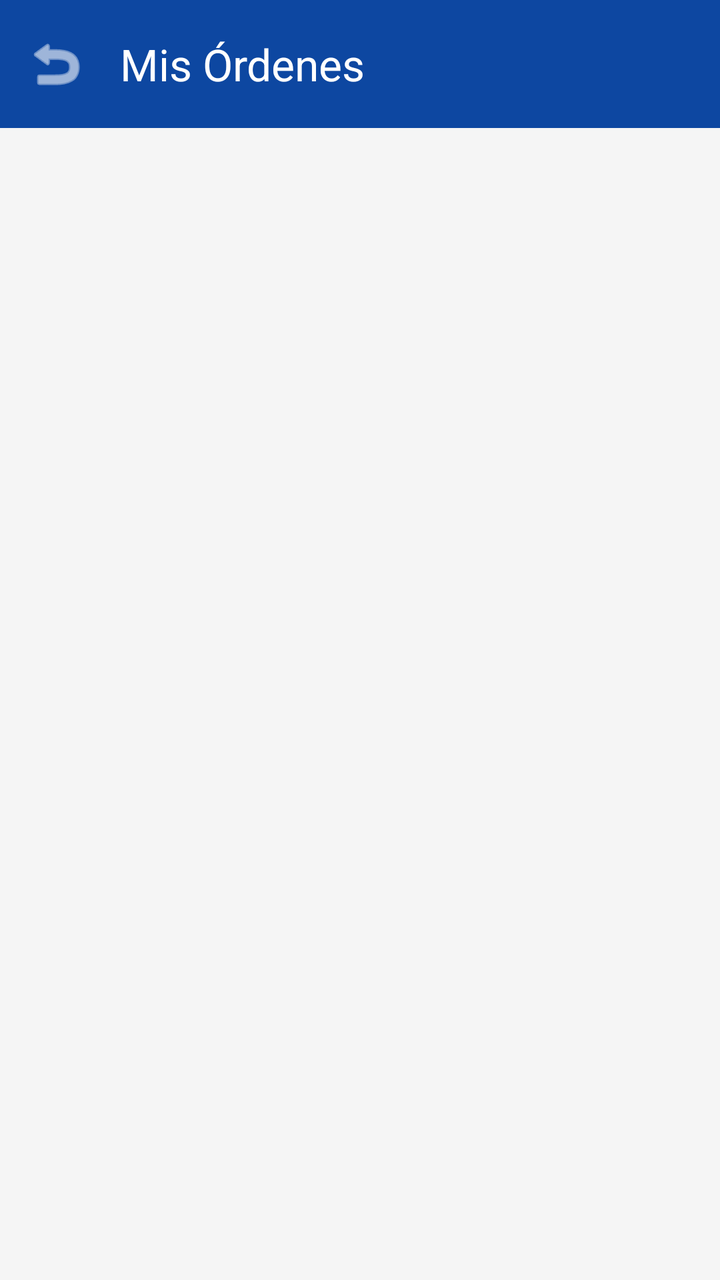
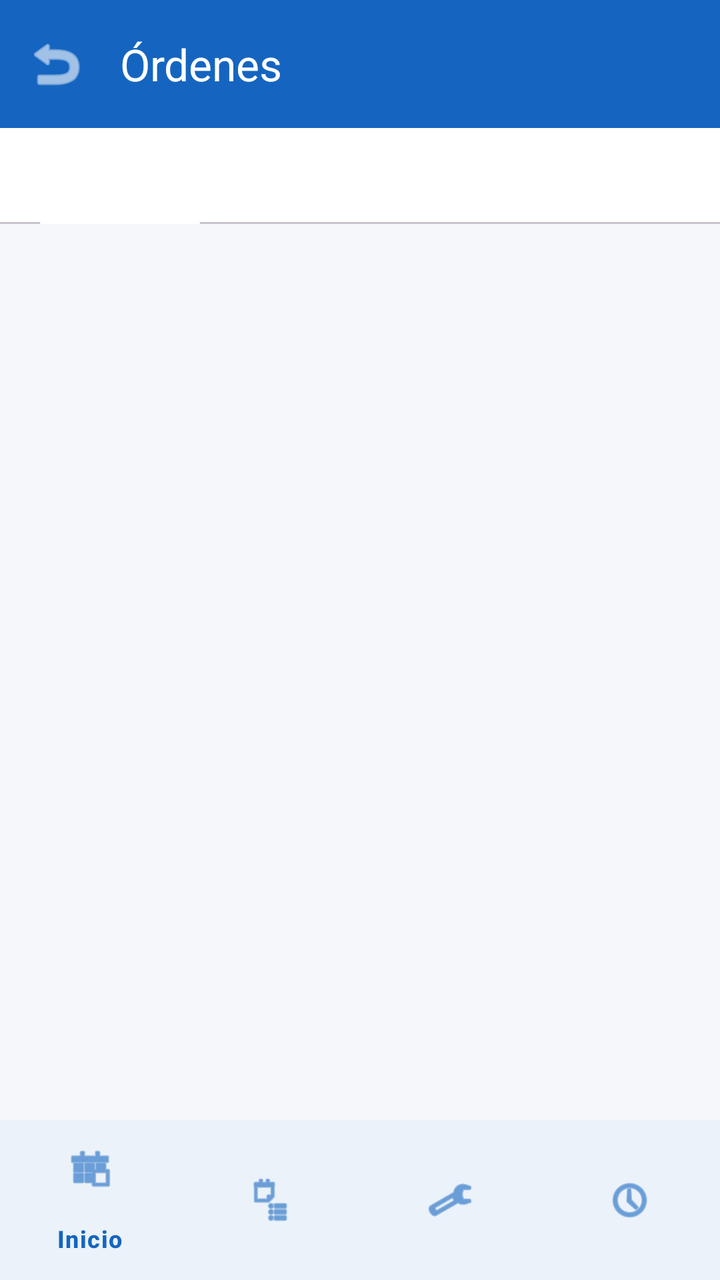

Two renders of the same Android screen: before a commit and after it. Below are the layout's source before the change and the commit's diff.
<!-- AndroidManifest.xml: application theme Theme.ClimaTrack -->
<!-- res/layout/activity_orders.xml -->
<?xml version="1.0" encoding="utf-8"?>
<androidx.constraintlayout.widget.ConstraintLayout xmlns:android="http://schemas.android.com/apk/res/android"
    xmlns:app="http://schemas.android.com/apk/res-auto"
    xmlns:tools="http://schemas.android.com/tools"
    android:layout_width="match_parent"
    android:layout_height="match_parent"
    android:background="@color/background">

    <com.google.android.material.appbar.AppBarLayout
        android:id="@+id/appBar"
        android:layout_width="match_parent"
        android:layout_height="wrap_content"
        app:layout_constraintTop_toTopOf="parent">

        <com.google.android.material.appbar.MaterialToolbar
            android:id="@+id/toolbar"
            android:layout_width="match_parent"
            android:layout_height="?attr/actionBarSize"
            android:background="@color/primary"
            app:title="Mis Órdenes"
            app:titleTextColor="@color/white"
            app:navigationIcon="@android:drawable/ic_menu_revert"
            app:navigationIconTint="@color/white" />
    </com.google.android.material.appbar.AppBarLayout>

    <androidx.recyclerview.widget.RecyclerView
        android:id="@+id/rvOrders"
        android:layout_width="match_parent"
        android:layout_height="0dp"
        android:paddingTop="8dp"
        android:clipToPadding="false"
        app:layout_constraintBottom_toBottomOf="parent"
        app:layout_constraintTop_toBottomOf="@id/appBar"
        tools:listitem="@layout/item_order" />

    <TextView
        android:id="@+id/tvEmpty"
        android:layout_width="wrap_content"
        android:layout_height="wrap_content"
        android:text="No hay órdenes asignadas"
        android:visibility="gone"
        app:layout_constraintBottom_toBottomOf="parent"
        app:layout_constraintEnd_toEndOf="parent"
        app:layout_constraintStart_toStartOf="parent"
        app:layout_constraintTop_toBottomOf="@id/appBar" />

</androidx.constraintlayout.widget.ConstraintLayout>
<!-- res/layout/item_order.xml (included above) -->
<?xml version="1.0" encoding="utf-8"?>
<com.google.android.material.card.MaterialCardView xmlns:android="http://schemas.android.com/apk/res/android"
    xmlns:app="http://schemas.android.com/apk/res-auto"
    android:layout_width="match_parent"
    android:layout_height="wrap_content"
    android:layout_marginHorizontal="16dp"
    android:layout_marginVertical="8dp"
    app:cardCornerRadius="12dp"
    app:cardElevation="2dp">

    <LinearLayout
        android:layout_width="match_parent"
        android:layout_height="wrap_content"
        android:orientation="vertical"
        android:padding="16dp">

        <LinearLayout
            android:layout_width="match_parent"
            android:layout_height="wrap_content"
            android:gravity="center_vertical"
            android:orientation="horizontal">

            <TextView
                android:id="@+id/tvOrderNum"
                android:layout_width="0dp"
                android:layout_height="wrap_content"
                android:layout_weight="1"
                android:text="OT-00001"
                android:textColor="@color/primary"
                android:textSize="18sp"
                android:textStyle="bold" />

            <TextView
                android:id="@+id/tvStatus"
                android:layout_width="wrap_content"
                android:layout_height="wrap_content"
                android:background="@drawable/bg_status_pending"
                android:paddingHorizontal="8dp"
                android:paddingVertical="4dp"
                android:text="PENDIENTE"
                android:textColor="@color/white"
                android:textSize="12sp"
                android:textStyle="bold" />
        </LinearLayout>

        <TextView
            android:id="@+id/tvClientName"
            android:layout_width="match_parent"
            android:layout_height="wrap_content"
            android:layout_marginTop="8dp"
            android:text="Cliente: Hotel del Mar"
            android:textColor="@color/black"
            android:textSize="16sp" />

        <TextView
            android:id="@+id/tvEquipmentInfo"
            android:layout_width="match_parent"
            android:layout_height="wrap_content"
            android:text="Equipo: Aire Central York"
            android:textColor="@color/secondary"
            android:textSize="14sp" />

        <LinearLayout
            android:layout_width="match_parent"
            android:layout_height="wrap_content"
            android:layout_marginTop="12dp"
            android:gravity="center_vertical"
            android:orientation="horizontal">

            <ImageView
                android:layout_width="16dp"
                android:layout_height="16dp"
                android:src="@android:drawable/ic_menu_my_calendar"
                app:tint="@color/secondary" />

            <TextView
                android:id="@+id/tvDate"
                android:layout_width="0dp"
                android:layout_height="wrap_content"
                android:layout_marginStart="4dp"
                android:layout_weight="1"
                android:text="2026-08-19"
                android:textColor="@color/secondary"
                android:textSize="13sp" />

            <TextView
                android:id="@+id/tvServiceType"
                android:layout_width="wrap_content"
                android:layout_height="wrap_content"
                android:text="PREVENTIVO"
                android:textColor="@color/primary"
                android:textSize="13sp"
                android:textStyle="italic" />
        </LinearLayout>

    </LinearLayout>

</com.google.android.material.card.MaterialCardView>
<!-- resources referenced by this layout -->
<resources>
  <color name="background">#F5F5F5</color>
  <color name="black">#FF000000</color>
  <color name="primary">#0D47A1</color>
  <color name="secondary">#455A64</color>
  <color name="white">#FFFFFFFF</color>
  <!-- drawable bg_status_pending (drawable) -->
  <?xml version="1.0" encoding="utf-8"?>
  <shape xmlns:android="http://schemas.android.com/apk/res/android">
      <solid android:color="@color/status_pending" />
      <corners android:radius="4dp" />
  </shape>
  <style name="Theme.ClimaTrack" parent="Base.Theme.ClimaTrack" />
  <color name="status_pending">#FFB300</color>
  <style name="Base.Theme.ClimaTrack" parent="Theme.Material3.DayNight.NoActionBar">
          
          
      </style>
</resources>

<!-- the commit's change to res/layout/activity_orders.xml (unified diff, before → after) -->
@@ -1,146 +1,103 @@
 <?xml version="1.0" encoding="utf-8"?>
-<androidx.constraintlayout.widget.ConstraintLayout xmlns:android="http://schemas.android.com/apk/res/android"
+<androidx.coordinatorlayout.widget.CoordinatorLayout xmlns:android="http://schemas.android.com/apk/res/android"
     xmlns:app="http://schemas.android.com/apk/res-auto"
-    xmlns:tools="http://schemas.android.com/tools"
     android:layout_width="match_parent"
     android:layout_height="match_parent"
-    android:background="@color/background">
+    android:background="@color/md_theme_light_background">
 
     <com.google.android.material.appbar.AppBarLayout
-        android:id="@+id/appBar"
         android:layout_width="match_parent"
         android:layout_height="wrap_content"
-        app:layout_constraintTop_toTopOf="parent">
+        android:background="@color/md_theme_light_primary">
 
         <com.google.android.material.appbar.MaterialToolbar
             android:id="@+id/toolbar"
             android:layout_width="match_parent"
             android:layout_height="?attr/actionBarSize"
-            android:background="@color/primary"
-            app:title="Mis Órdenes"
+            app:title="Órdenes"
             app:titleTextColor="@color/white"
             app:navigationIcon="@android:drawable/ic_menu_revert"
             app:navigationIconTint="@color/white" />
+
+        <com.google.android.material.tabs.TabLayout
+            android:id="@+id/tabs"
+            android:layout_width="match_parent"
+            android:layout_height="wrap_content"
+            app:tabIndicatorColor="@color/white"
+            app:tabSelectedTextColor="@color/white"
+            app:tabTextColor="#B3FFFFFF"
+            app:tabMode="fixed"
+            app:tabGravity="fill">
+
+            <com.google.android.material.tabs.TabItem
+                android:layout_width="wrap_content"
+                android:layout_height="wrap_content"
+                android:text="PENDIENTES" />
+
+            <com.google.android.material.tabs.TabItem
+                android:layout_width="wrap_content"
+                android:layout_height="wrap_content"
+                android:text="PROCESO" />
+
+            <com.google.android.material.tabs.TabItem
+                android:layout_width="wrap_content"
+                android:layout_height="wrap_content"
+                android:text="FINALIZADAS" />
+
+        </com.google.android.material.tabs.TabLayout>
+
     </com.google.android.material.appbar.AppBarLayout>
 
-    <androidx.recyclerview.widget.RecyclerView
-        android:id="@+id/rvOrders"
+    <androidx.constraintlayout.widget.ConstraintLayout
         android:layout_width="match_parent"
-        android:layout_height="0dp"
-        android:paddingTop="8dp"
-        android:clipToPadding="false"
-        app:layout_constraintBottom_toBottomOf="parent"
-        app:layout_constraintTop_toBottomOf="@id/appBar"
-        tools:listitem="@layout/item_order" />
+        android:layout_height="match_parent"
+        app:layout_behavior="@string/appbar_scrolling_view_behavior">
 
-    <TextView
-        android:id="@+id/tvEmpty"
-        android:layout_width="wrap_content"
-        android:layout_height="wrap_content"
-        android:text="No hay órdenes asignadas"
-        android:visibility="gone"
-        app:layout_constraintBottom_toBottomOf="parent"
-        app:layout_constraintEnd_toEndOf="parent"
-        app:layout_constraintStart_toStartOf="parent"
-        app:layout_constraintTop_toBottomOf="@id/appBar" />
+        <androidx.recyclerview.widget.RecyclerView
+            android:id="@+id/rvOrders"
+            android:layout_width="match_parent"
+            android:layout_height="match_parent"
+            android:clipToPadding="false"
+            android:paddingBottom="80dp" />
 
-</androidx.constraintlayout.widget.ConstraintLayout>
-<!-- res/layout/item_order.xml (included above) -->
-<?xml version="1.0" encoding="utf-8"?>
-<com.google.android.material.card.MaterialCardView xmlns:android="http://schemas.android.com/apk/res/android"
-    xmlns:app="http://schemas.android.com/apk/res-auto"
-    android:layout_width="match_parent"
-    android:layout_height="wrap_content"
-    android:layout_marginHorizontal="16dp"
-    android:layout_marginVertical="8dp"
-    app:cardCornerRadius="12dp"
-    app:cardElevation="2dp">
+        <LinearLayout
+            android:id="@+id/llEmpty"
+            android:layout_width="wrap_content"
+            android:layout_height="wrap_content"
+            android:gravity="center"
+            android:orientation="vertical"
+            android:visibility="gone"
+            app:layout_constraintBottom_toBottomOf="parent"
+            app:layout_constraintEnd_toEndOf="parent"
+            app:layout_constraintStart_toStartOf="parent"
+            app:layout_constraintTop_toTopOf="parent">
 
-    <LinearLayout
+            <ImageView
+                android:layout_width="80dp"
+                android:layout_height="80dp"
+                android:src="@android:drawable/ic_menu_info_details"
+                app:tint="@color/text_secondary" />
+
+            <TextView
+                android:id="@+id/tvEmpty"
+                android:layout_width="wrap_content"
+                android:layout_height="wrap_content"
+                android:layout_marginTop="16dp"
+                android:text="@string/empty_orders"
+                android:textColor="@color/text_secondary"
+                android:textSize="16sp" />
+        </LinearLayout>
+
+    </androidx.constraintlayout.widget.ConstraintLayout>
+
+    <com.google.android.material.bottomnavigation.BottomNavigationView
+        android:id="@+id/bottomNavigation"
         android:layout_width="match_parent"
         android:layout_height="wrap_content"
-        android:orientation="vertical"
-        android:padding="16dp">
+        android:layout_gravity="bottom"
+        app:menu="@menu/bottom_nav_menu"
+        app:backgroundTint="@color/white"
+        app:itemIconTint="@color/md_theme_light_primary"
+        app:itemTextColor="@color/md_theme_light_primary" />
 
-        <LinearLayout
-            android:layout_width="match_parent"
-            android:layout_height="wrap_content"
-            android:gravity="center_vertical"
-            android:orientation="horizontal">
-
-            <TextView
-                android:id="@+id/tvOrderNum"
-                android:layout_width="0dp"
-                android:layout_height="wrap_content"
-                android:layout_weight="1"
-                android:text="OT-00001"
-                android:textColor="@color/primary"
-                android:textSize="18sp"
-                android:textStyle="bold" />
-
-            <TextView
-                android:id="@+id/tvStatus"
-                android:layout_width="wrap_content"
-                android:layout_height="wrap_content"
-                android:background="@drawable/bg_status_pending"
-                android:paddingHorizontal="8dp"
-                android:paddingVertical="4dp"
-                android:text="PENDIENTE"
-                android:textColor="@color/white"
-                android:textSize="12sp"
-                android:textStyle="bold" />
-        </LinearLayout>
-
-        <TextView
-            android:id="@+id/tvClientName"
-            android:layout_width="match_parent"
-            android:layout_height="wrap_content"
-            android:layout_marginTop="8dp"
-            android:text="Cliente: Hotel del Mar"
-            android:textColor="@color/black"
-            android:textSize="16sp" />
-
-        <TextView
-            android:id="@+id/tvEquipmentInfo"
-            android:layout_width="match_parent"
-            android:layout_height="wrap_content"
-            android:text="Equipo: Aire Central York"
-            android:textColor="@color/secondary"
-            android:textSize="14sp" />
-
-        <LinearLayout
-            android:layout_width="match_parent"
-            android:layout_height="wrap_content"
-            android:layout_marginTop="12dp"
-            android:gravity="center_vertical"
-            android:orientation="horizontal">
-
-            <ImageView
-                android:layout_width="16dp"
-                android:layout_height="16dp"
-                android:src="@android:drawable/ic_menu_my_calendar"
-                app:tint="@color/secondary" />
-
-            <TextView
-                android:id="@+id/tvDate"
-                android:layout_width="0dp"
-                android:layout_height="wrap_content"
-                android:layout_marginStart="4dp"
-                android:layout_weight="1"
-                android:text="2026-08-19"
-                android:textColor="@color/secondary"
-                android:textSize="13sp" />
-
-            <TextView
-                android:id="@+id/tvServiceType"
-                android:layout_width="wrap_content"
-                android:layout_height="wrap_content"
-                android:text="PREVENTIVO"
-                android:textColor="@color/primary"
-                android:textSize="13sp"
-                android:textStyle="italic" />
-        </LinearLayout>
-
-    </LinearLayout>
-
-</com.google.android.material.card.MaterialCardView>
+</androidx.coordinatorlayout.widget.CoordinatorLayout>
<!-- resource entries referenced after the edit -->
@@ -1,21 +1,53 @@
 <!-- resources referenced by this layout -->
 <resources>
-  <color name="background">#F5F5F5</color>
-  <color name="black">#FF000000</color>
-  <color name="primary">#0D47A1</color>
-  <color name="secondary">#455A64</color>
+  <color name="md_theme_light_background">#F5F7FA</color>
+  <color name="md_theme_light_primary">#1565C0</color>
+  <color name="text_secondary">#6B7280</color>
   <color name="white">#FFFFFFFF</color>
-  <!-- drawable bg_status_pending (drawable) -->
-  <?xml version="1.0" encoding="utf-8"?>
-  <shape xmlns:android="http://schemas.android.com/apk/res/android">
-      <solid android:color="@color/status_pending" />
-      <corners android:radius="4dp" />
-  </shape>
+  <string name="empty_orders">Sin órdenes disponibles</string>
   <style name="Theme.ClimaTrack" parent="Base.Theme.ClimaTrack" />
-  <color name="status_pending">#FFB300</color>
   <style name="Base.Theme.ClimaTrack" parent="Theme.Material3.DayNight.NoActionBar">
           
+          <item name="colorPrimary">@color/md_theme_light_primary</item>
+          <item name="colorOnPrimary">@color/md_theme_light_onPrimary</item>
+          <item name="colorPrimaryContainer">@color/md_theme_light_primaryContainer</item>
+          <item name="colorOnPrimaryContainer">@color/md_theme_light_onPrimaryContainer</item>
+  
+          <item name="colorSecondary">@color/md_theme_light_secondary</item>
+          <item name="colorOnSecondary">@color/md_theme_light_onSecondary</item>
+  
+          <item name="android:windowBackground">@color/md_theme_light_background</item>
+          <item name="colorSurface">@color/md_theme_light_surface</item>
+          <item name="colorOnSurface">@color/md_theme_light_onSurface</item>
+  
           
+          <item name="materialCardViewStyle">@style/Widget.ClimaTrack.CardView</item>
+          <item name="materialButtonStyle">@style/Widget.ClimaTrack.Button</item>
+          <item name="textInputStyle">@style/Widget.ClimaTrack.TextInputLayout</item>
+      </style>
+  <color name="md_theme_light_onPrimary">#FFFFFF</color>
+  <color name="md_theme_light_primaryContainer">#E3F2FD</color>
+  <color name="md_theme_light_onPrimaryContainer">#001B3D</color>
+  <color name="md_theme_light_secondary">#455A64</color>
+  <color name="md_theme_light_onSecondary">#FFFFFF</color>
+  <color name="md_theme_light_surface">#FFFFFF</color>
+  <color name="md_theme_light_onSurface">#1A1C1E</color>
+  <style name="Widget.ClimaTrack.CardView" parent="Widget.Material3.CardView.Elevated">
+          <item name="cardCornerRadius">16dp</item>
+          <item name="cardElevation">2dp</item>
+          <item name="android:layout_margin">8dp</item>
+      </style>
+  <style name="Widget.ClimaTrack.Button" parent="Widget.Material3.Button">
+          <item name="cornerRadius">12dp</item>
+          <item name="android:insetTop">0dp</item>
+          <item name="android:insetBottom">0dp</item>
+      </style>
+  <style name="Widget.ClimaTrack.TextInputLayout" parent="Widget.Material3.TextInputLayout.OutlinedBox">
+          <item name="boxCornerRadiusTopStart">12dp</item>
+          <item name="boxCornerRadiusTopEnd">12dp</item>
+          <item name="boxCornerRadiusBottomStart">12dp</item>
+          <item name="boxCornerRadiusBottomEnd">12dp</item>
+          <item name="boxStrokeColor">@color/md_theme_light_primary</item>
       </style>
 </resources>
 
